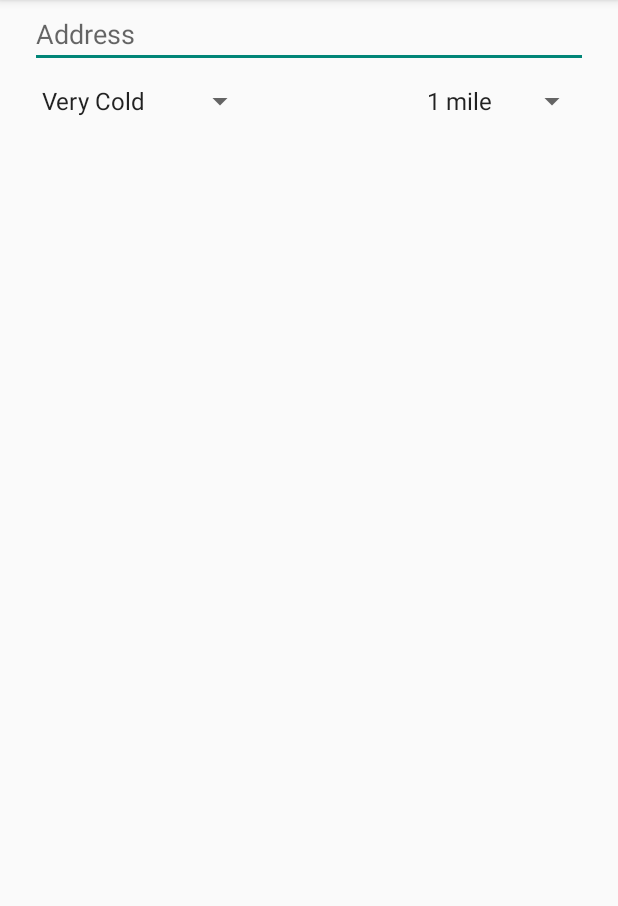
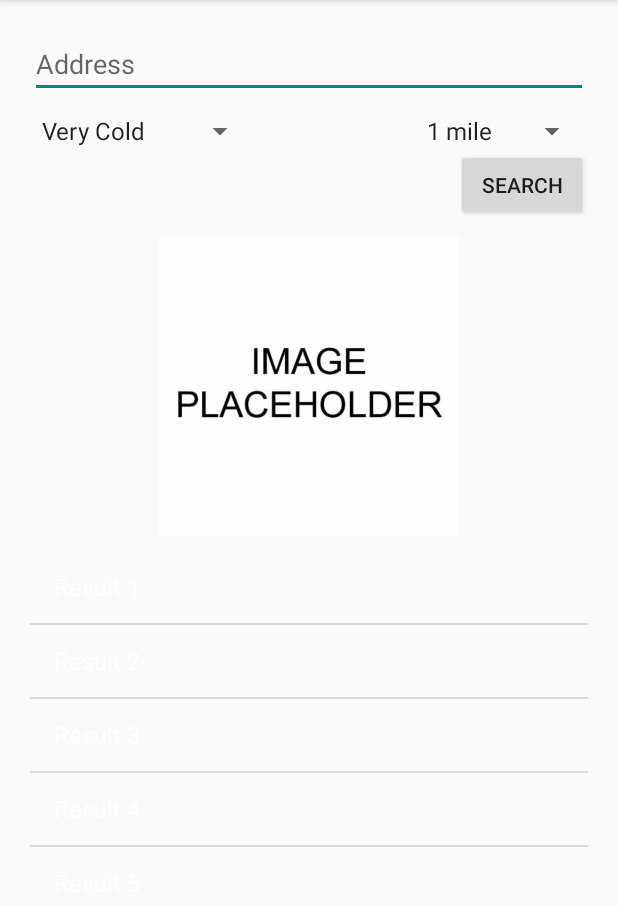
Before and after one commit to AquaScout/AquaScout, an Android app: the ResultsActivity screen opened directly, with no data from a screen before it, on a phone screen of 412 x 824 dp, the part 84-990 px from its top. Run offline under Robolectric (Android 15) with nearby library versions, the light colour scheme and no system bars.

Commit message:
Finished Result layout Added logo

```diff
--- a/Aqua Scout/src/main/java/com/example/aquascout/ResultsActivity.java
+++ b/Aqua Scout/src/main/java/com/example/aquascout/ResultsActivity.java
@@ -6,17 +6,26 @@ import android.support.v7.app.ActionBarActivity;
 import android.view.Menu;
 import android.view.MenuItem;
 import android.view.View;
+import android.widget.ArrayAdapter;
 import android.widget.Button;
+import android.widget.ListView;
 
 /**
  * Created by Tsunami on 4/22/2015.
  */
 public class ResultsActivity extends ActionBarActivity {
 
+    private ListView resultList;
+    private String[] results = new String[]{"Result 1", "Result 2", "Result 3",
+                "Result 4", "Result 5"};
+
     @Override
     protected void onCreate(Bundle savedInstanceState) {
         super.onCreate(savedInstanceState);
         setContentView(R.layout.activity_results);
+
+        resultList = (ListView) findViewById(R.id.resultList);
+        resultList.setAdapter(new ArrayAdapter<String>(this, R.layout.drawer_item, results));
 
 
 
--- a/Aqua Scout/src/main/res/layout/activity_main.xml
+++ b/Aqua Scout/src/main/res/layout/activity_main.xml
@@ -6,7 +6,7 @@
     android:layout_height="match_parent">
 
     <ImageView
-        android:src="@drawable/placeholder"
+        android:src="@drawable/aquascout_logo"
         android:layout_marginBottom="20dp"
         android:layout_width="300dp"
         android:layout_height="300dp" />
--- a/Aqua Scout/src/main/res/layout/activity_results.xml
+++ b/Aqua Scout/src/main/res/layout/activity_results.xml
@@ -11,6 +11,7 @@
         android:layout_marginLeft="20dp"
         android:layout_marginRight="20dp"
         android:layout_marginBottom="10dp"
+        android:layout_marginTop="20dp"
         android:layout_width="match_parent"
         android:layout_height="wrap_content" />
 
@@ -37,4 +38,32 @@
 
     </RelativeLayout>
 
+    <Button
+        android:id="@+id/searchButton"
+        android:text="Search"
+        android:layout_gravity="right"
+        android:layout_marginRight="20dp"
+        android:layout_width="wrap_content"
+        android:layout_height="wrap_content" />
+
+    <ImageView
+        android:id="@+id/googleMap"
+        android:layout_marginTop="10dp"
+        android:src="@drawable/placeholder"
+        android:layout_gravity="center"
+        android:layout_width="300dp"
+        android:layout_height="200dp" />
+
+    <ListView
+        android:id="@+id/resultList"
+        android:layout_marginTop="10dp"
+        android:layout_marginLeft="20dp"
+        android:layout_marginRight="20dp"
+        android:layout_marginBottom="20dp"
+        android:layout_width="match_parent"
+        android:layout_height="wrap_content">
+
+
+    </ListView>
+
 </LinearLayout>
--- /dev/null
+++ b/Aqua Scout/src/main/res/layout/drawer_item.xml
@@ -0,0 +1,11 @@
+<TextView xmlns:android="http://schemas.android.com/apk/res/android"
+    android:id="@android:id/text1"
+    android:layout_width="match_parent"
+    android:layout_height="wrap_content"
+    android:textAppearance="?android:attr/textAppearanceListItemSmall"
+    android:gravity="center_vertical"
+    android:paddingLeft="16dp"
+    android:paddingRight="16dp"
+    android:textColor="#fff"
+    android:background="?android:attr/activatedBackgroundIndicator"
+    android:minHeight="?android:attr/listPreferredItemHeightSmall"/>
```
Also changed, not shown: Aqua Scout/src/main/res/drawable/aquascout_logo.png (added), 2 other files.
